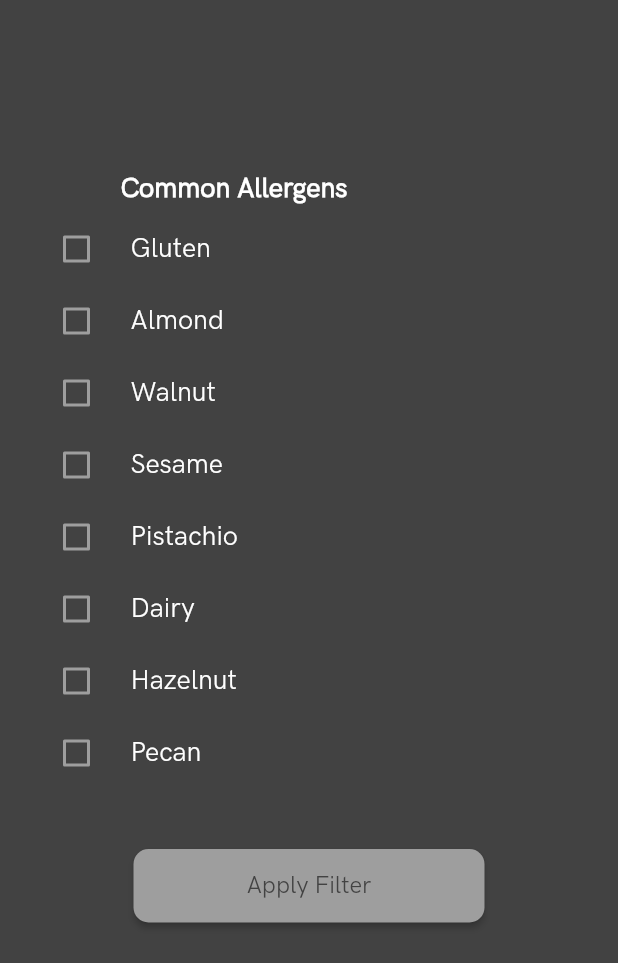
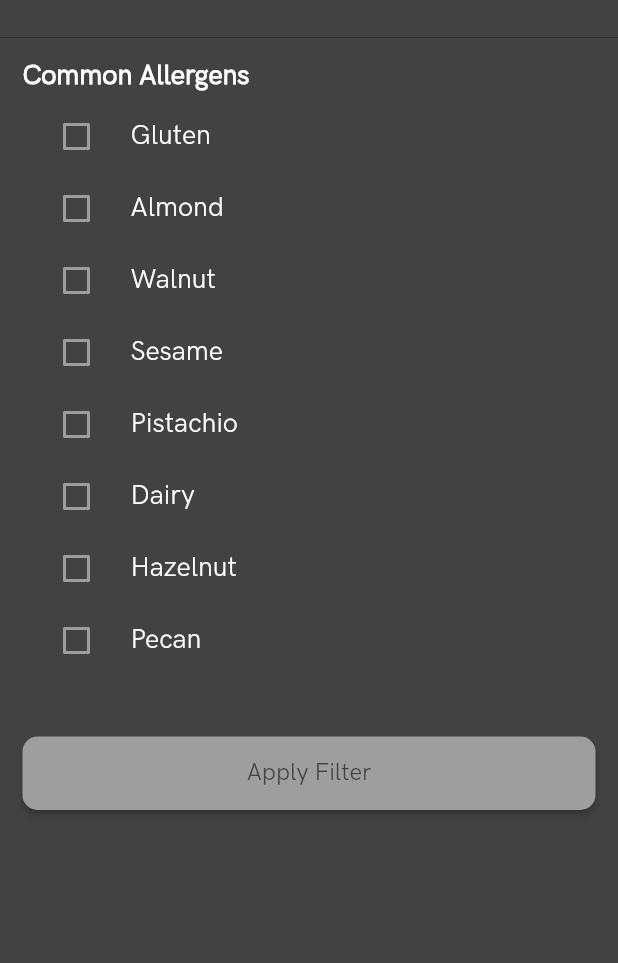
Before and after one commit to Mise-Technologies/mobile, a Flutter app: the FilterPopout screen opened directly, on a phone screen of 412 x 824 dp. Shown: the top 963 px of the screen. Run offline on Flutter 3.47's test engine with Material 2 defaults, Android fonts, the phone set to English and light mode, and no system bars.

Commit message:
changing filter bar to list view

```diff
--- a/lib/components/filter_popout.dart
+++ b/lib/components/filter_popout.dart
@@ -61,12 +61,12 @@ class _FilterPopoutState extends State<FilterPopout> {
     )));
     return new Scaffold(
       appBar: PreferredSize(
-          preferredSize: Size.fromHeight(100.0),
+          preferredSize: Size.fromHeight(25.0),
             child: FilterAppBar()),
       body: Container(
         color: Colors.grey[800],
         padding: EdgeInsets.only(left: 15.0, right: 15.0),
-        child: Column(
+        child: ListView(
            // mainAxisAlignment: MainAxisAlignment.center,
             children: list,
           )
--- a/lib/screens/menuitem_screen.dart
+++ b/lib/screens/menuitem_screen.dart
@@ -105,7 +105,7 @@ class _MenuItemScreenState extends State<MenuItemScreenImpl> with SingleTickerPr
       floatingActionButton: new Visibility(
         visible: filterData.excluded.isNotEmpty,
         child: Container(
-          padding: EdgeInsets.only(bottom: 25.0),
+          padding: EdgeInsets.only(bottom: 20.0),
           child: RawMaterialButton(
             fillColor: Color.fromRGBO(255, 255, 255, 0.25),
             shape: RoundedRectangleBorder(borderRadius: BorderRadius.circular(50.0)),
```
